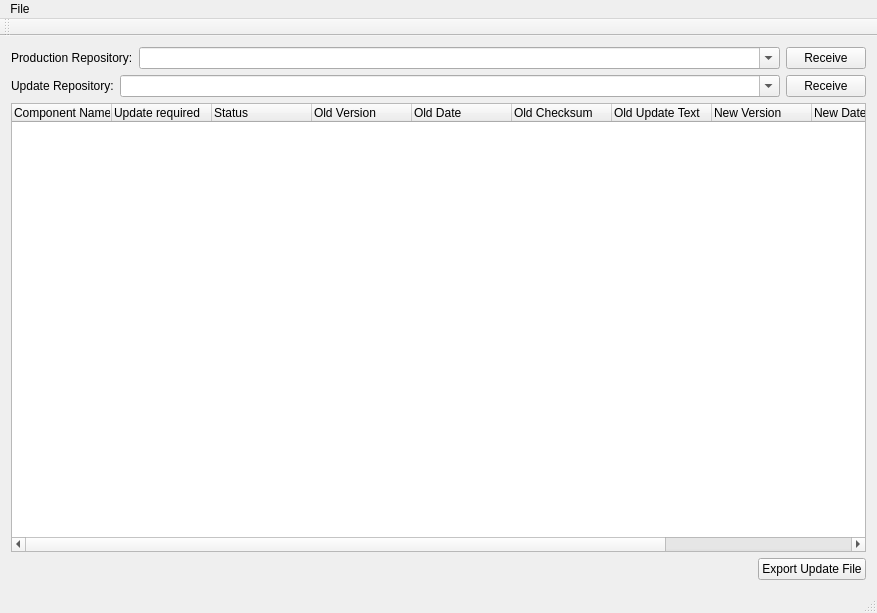
Qt form tools/repocompare/mainwindow.ui (qtproject/installer-framework) before a commit.
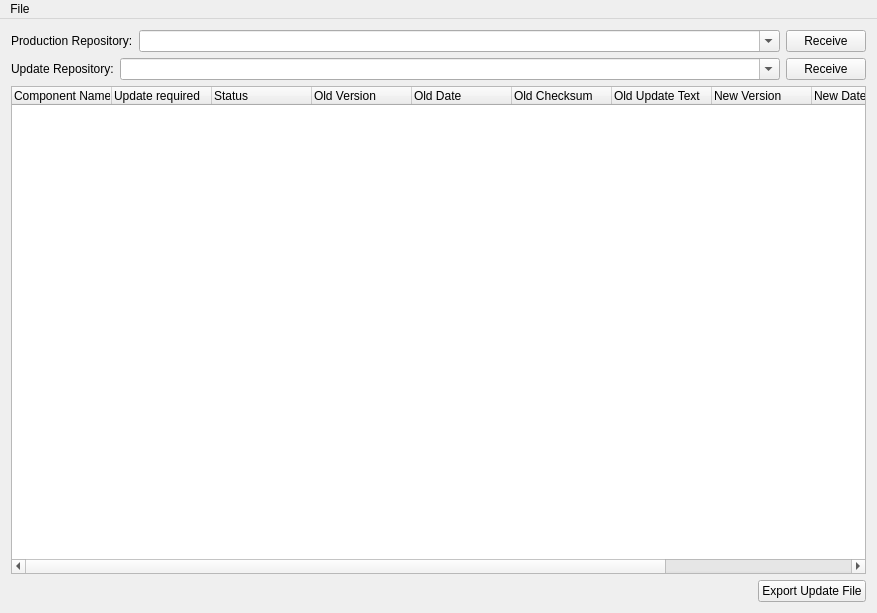
The same form after that commit.

Commit message: Remove app bundle, as well as tool and statusbar.

Diff of the .ui file:
```diff
--- a/tools/repocompare/mainwindow.ui
+++ b/tools/repocompare/mainwindow.ui
@@ -185,15 +185,6 @@
    </widget>
    <addaction name="menuFile"/>
   </widget>
-  <widget class="QToolBar" name="mainToolBar">
-   <attribute name="toolBarArea">
-    <enum>TopToolBarArea</enum>
-   </attribute>
-   <attribute name="toolBarBreak">
-    <bool>false</bool>
-   </attribute>
-  </widget>
-  <widget class="QStatusBar" name="statusBar"/>
   <action name="actionExit">
    <property name="text">
     <string>Exit</string>
```
The commit also changes 1 other file.
